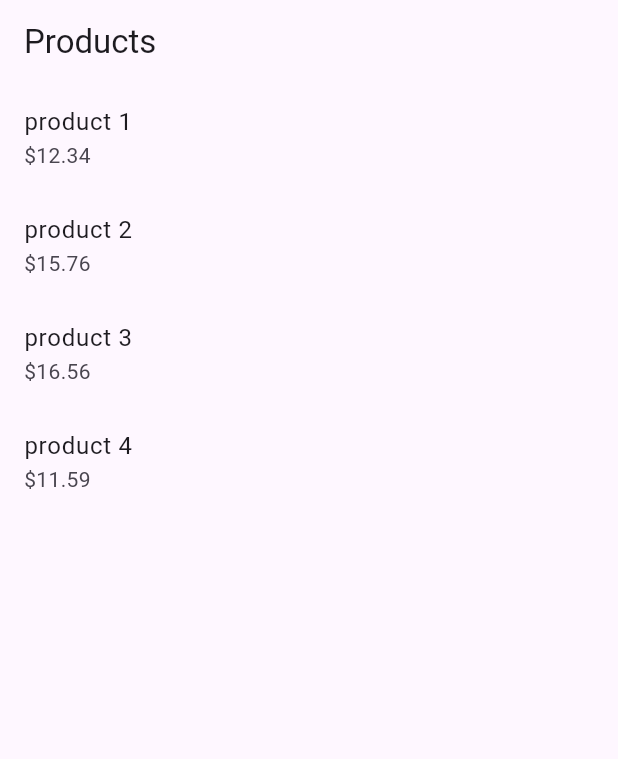
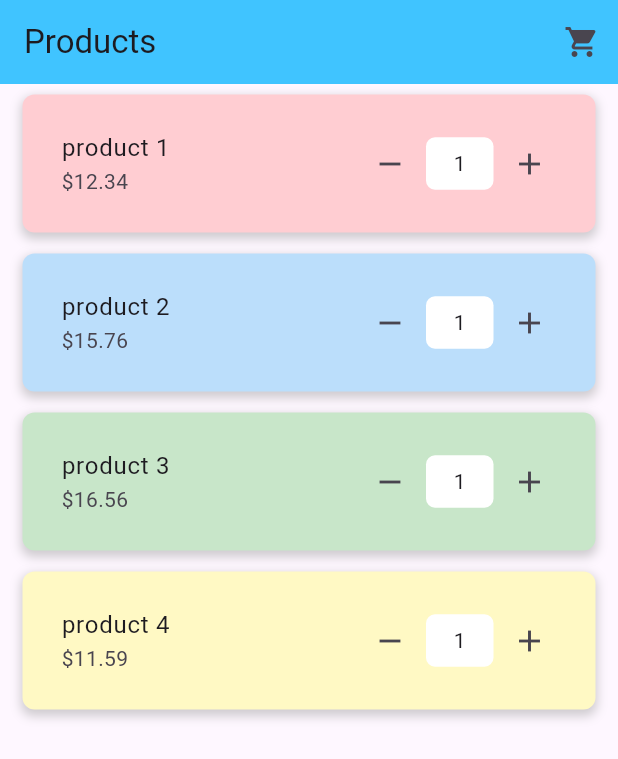
Before and after one commit to MuhtasimMahmud/getx_api_integration_practice, a Flutter app: the screen it shows after launch, on a phone screen of 412 x 824 dp. Shown: the top 759 px of the screen. Run offline on Flutter 3.47's test engine with Material 3 defaults, Android fonts, the light colour scheme and no system bars; our stand-ins replace get.

Commit message:
product quantity functionality added

```diff
--- a/lib/app/modules/product/controllers/product_controller.dart
+++ b/lib/app/modules/product/controllers/product_controller.dart
@@ -1,3 +1,4 @@
+import 'package:flutter/material.dart';
 import 'package:get/get.dart';
 import 'package:getx_api_integration_practice/app/modules/product/models/product_model.dart';
 
@@ -7,11 +8,24 @@ class ProductController extends GetxController {
   @override
   void onInit() {
     products.addAll([
-      ProductModel(name: 'product 1', price: 12.34),
-      ProductModel(name: 'product 2', price: 15.76),
-      ProductModel(name: 'product 3', price: 16.56),
-      ProductModel(name: 'product 4', price: 11.59),
+      ProductModel(quantity: 1.obs, name: 'product 1', price: 12.34),
+      ProductModel(quantity: 1.obs, name: 'product 2', price: 15.76),
+      ProductModel(quantity: 1.obs, name: 'product 3', price: 16.56),
+      ProductModel(quantity: 1.obs, name: 'product 4', price: 11.59),
     ]);
+
     super.onInit();
   }
+
+  Color getBackgroundColor(int index) {
+    List<Color> colors = [
+      Colors.red.shade100,
+      Colors.blue.shade100,
+      Colors.green.shade100,
+      Colors.yellow.shade100,
+      Colors.purple.shade100,
+    ];
+
+    return colors[index % colors.length];
+  }
 }
--- a/lib/app/modules/product/models/product_model.dart
+++ b/lib/app/modules/product/models/product_model.dart
@@ -1,6 +1,10 @@
-class ProductModel{
+import 'package:get/get.dart';
+
+class ProductModel {
   final String name;
   final double price;
+  RxInt quantity;
 
-  ProductModel({required this.name, required this.price});
+  ProductModel(
+      {required this.quantity, required this.name, required this.price});
 }
--- a/lib/app/modules/product/views/product_view.dart
+++ b/lib/app/modules/product/views/product_view.dart
@@ -1,6 +1,7 @@
 import 'package:flutter/material.dart';
 import 'package:get/get.dart';
-import 'package:getx_api_integration_practice/app/modules/product/controllers/product_controller.dart';
+
+import '../controllers/product_controller.dart';
 
 class ProductView extends StatelessWidget {
   final ProductController controller = Get.put(ProductController());
@@ -12,19 +13,83 @@ class ProductView extends StatelessWidget {
     return Scaffold(
       appBar: AppBar(
           title: Text("Products"),
-      ),
+          backgroundColor: Colors.lightBlueAccent,
+          actions: [
+            IconButton(
+                icon: Icon(Icons.shopping_cart),
+                onPressed: () {
+                  Get.toNamed('/cart');
+                })
+          ]),
       body: Obx(() {
         return ListView.builder(
             itemCount: controller.products.length,
             itemBuilder: (context, index) {
               final product = controller.products[index];
-
-              return ListTile(
+              SizedBox(height: 30);
+              return Container(
+                margin: const EdgeInsets.symmetric(vertical: 7, horizontal: 15),
+                padding: const EdgeInsets.all(10),
+                decoration: BoxDecoration(
+                  color: controller.getBackgroundColor(index),
+                  borderRadius: BorderRadius.circular(8), // Rounded corners
+                  boxShadow: [
+                    BoxShadow(
+                      color: Colors.grey.withValues(alpha: 0.5), // Shadow color
+                      spreadRadius: 1,
+                      blurRadius: 5,
+                      offset: const Offset(0, 3), // Shadow position
+                    ),
+                  ],
+                ),
+                child: Row(
+                  mainAxisAlignment: MainAxisAlignment.center,
+                  children: [
+                    Expanded(
+                      child: ListTile(
                         title: Text(product.name),
                         subtitle: Text('\$${product.price}'),
                         onTap: () {
                           Get.toNamed('/product-details', arguments: product);
                         },
+                      ),
+                    ),
+                    Container(
+                      padding: const EdgeInsets.only(right: 10),
+                      child: Row(
+                        children: [
+                          IconButton(
+                              onPressed: () {
+                                if (product.quantity > 0) {
+                                  product.quantity.value =
+                                      (product.quantity - 1).value;
+                                } else {
+                                  product.quantity.value = 0;
+                                }
+                              },
+                              icon: Icon(Icons.remove)),
+                          Obx(() {
+                            return Container(
+                              width: 45,
+                              height: 35,
+                              alignment: Alignment.center,
+                              decoration: BoxDecoration(
+                                  color: Colors.white,
+                                  borderRadius: BorderRadius.circular(6)),
+                              child: Text('${product.quantity}'),
+                            );
+                          }),
+                          IconButton(
+                              onPressed: () {
+                                product.quantity.value =
+                                    (product.quantity + 1).value;
+                              },
+                              icon: Icon(Icons.add)),
+                        ],
+                      ),
+                    ),
+                  ],
+                ),
               );
             });
       }),
```
Also changed, not shown: lib/app/modules/product/views/product_details_view.dart (+7 -0 lines). Lines whose indentation alone changed are shown as unchanged.
